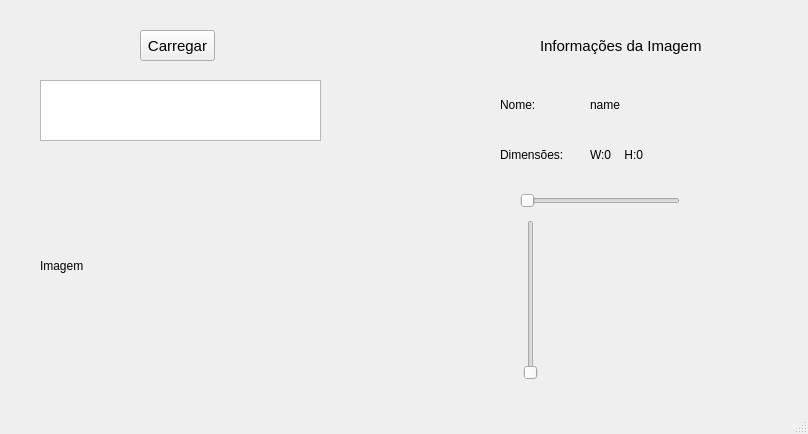
Qt form visualizador-imagens/mainwindow.ui (Gabriel-vsl/cpp-studies) before a commit.
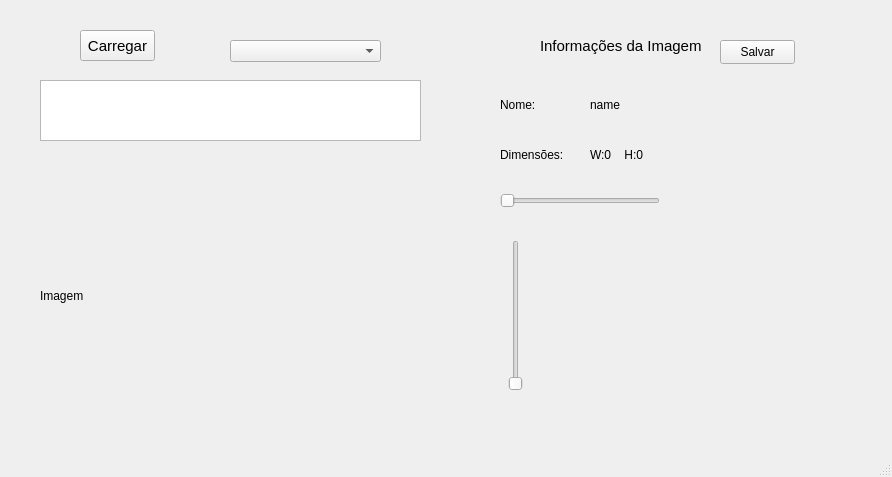
The same form after that commit.

Commit message: novas implementações no aplicativo

```diff
--- a/visualizador-imagens/mainwindow.ui
+++ b/visualizador-imagens/mainwindow.ui
@@ -6,8 +6,8 @@
    <rect>
     <x>0</x>
     <y>0</y>
-    <width>808</width>
-    <height>434</height>
+    <width>892</width>
+    <height>477</height>
    </rect>
   </property>
   <property name="windowTitle">
@@ -17,7 +17,7 @@
    <widget class="QPushButton" name="carregar_imagem">
     <property name="geometry">
      <rect>
-      <x>140</x>
+      <x>80</x>
       <y>30</y>
       <width>75</width>
       <height>31</height>
@@ -131,7 +131,7 @@
    <widget class="QSlider" name="slider_brilho">
     <property name="geometry">
      <rect>
-      <x>520</x>
+      <x>500</x>
       <y>190</y>
       <width>160</width>
       <height>22</height>
@@ -144,10 +144,10 @@
    <widget class="QSlider" name="slider_contraste">
     <property name="geometry">
      <rect>
-      <x>520</x>
-      <y>220</y>
-      <width>22</width>
-      <height>160</height>
+      <x>500</x>
+      <y>240</y>
+      <width>31</width>
+      <height>151</height>
      </rect>
     </property>
     <property name="orientation">
@@ -159,7 +159,7 @@
      <rect>
       <x>40</x>
       <y>80</y>
-      <width>281</width>
+      <width>381</width>
       <height>61</height>
      </rect>
     </property>
@@ -169,14 +169,37 @@
      <rect>
       <x>40</x>
       <y>160</y>
-      <width>321</width>
-      <height>211</height>
+      <width>381</width>
+      <height>271</height>
      </rect>
     </property>
     <property name="text">
      <string>Imagem</string>
     </property>
    </widget>
+   <widget class="QComboBox" name="modo">
+    <property name="geometry">
+     <rect>
+      <x>230</x>
+      <y>40</y>
+      <width>151</width>
+      <height>22</height>
+     </rect>
+    </property>
+   </widget>
+   <widget class="QPushButton" name="salvar_imagem">
+    <property name="geometry">
+     <rect>
+      <x>720</x>
+      <y>40</y>
+      <width>75</width>
+      <height>24</height>
+     </rect>
+    </property>
+    <property name="text">
+     <string>Salvar</string>
+    </property>
+   </widget>
   </widget>
   <widget class="QMenuBar" name="menubar">
    <property name="geometry">
```
Left out of the diff: 2 changed lines with no effect on the pictures. The commit also changes 2 other files.
